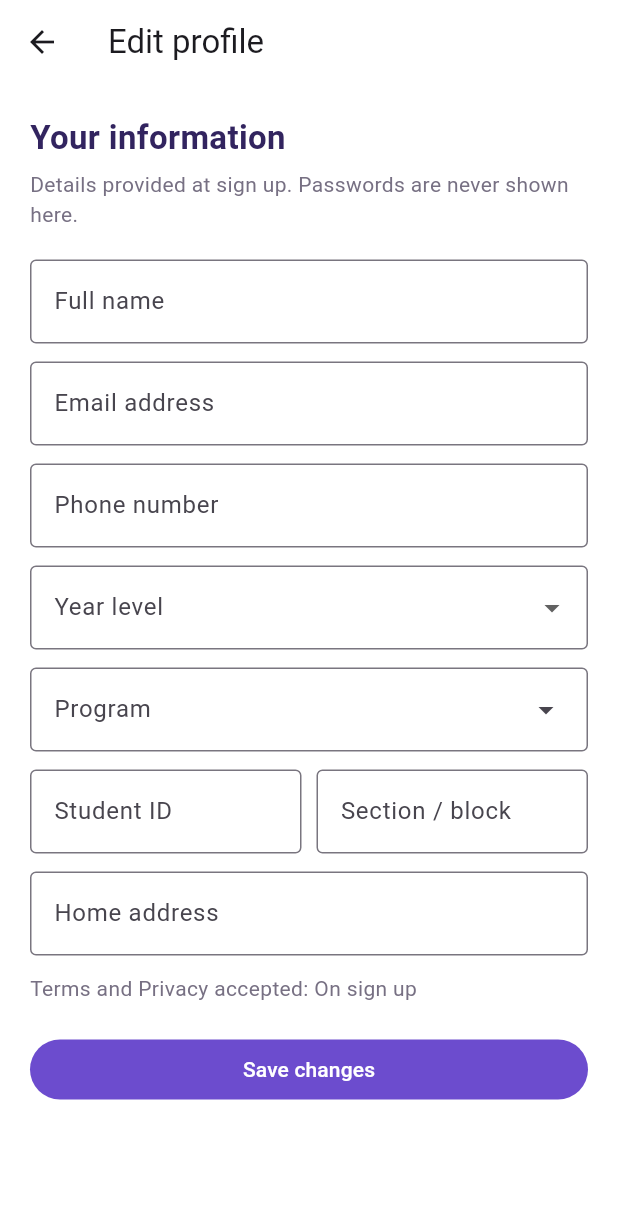
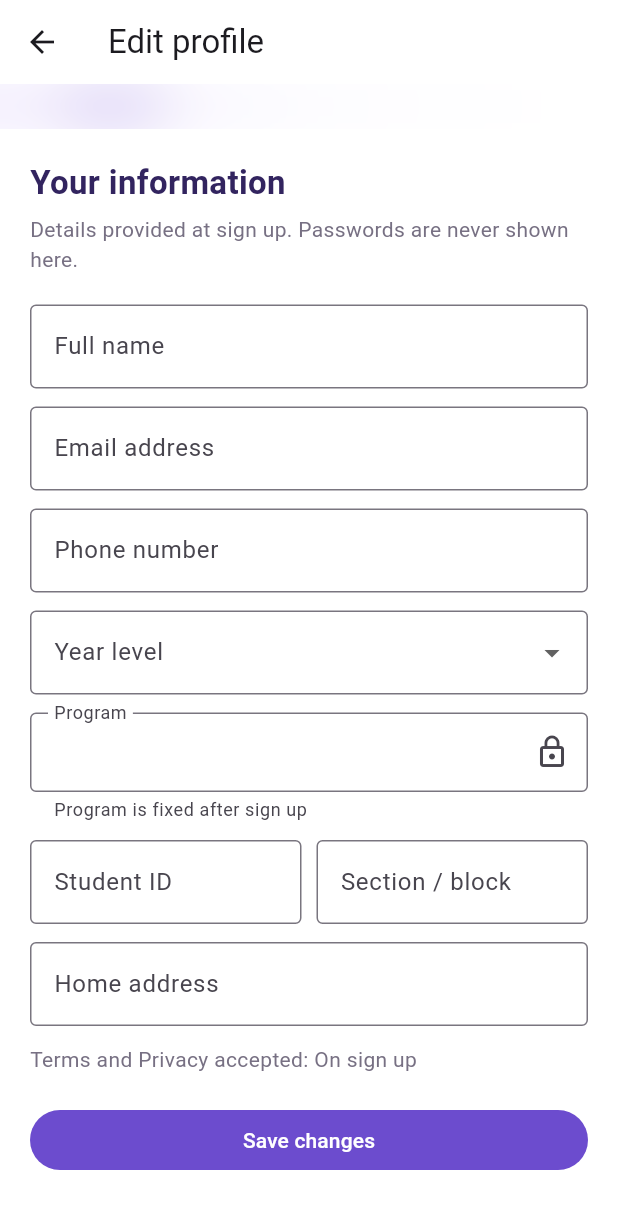
Before and after one commit to Jether34/ngiga-s, a Flutter app: the StudentProfileEditor screen opened directly with empty values, on a phone screen of 412 x 824 dp. Shown: the top 1209 px of the screen. Run offline on Flutter 3.47's test engine with Material 3 defaults, Android fonts, the phone set to English and light mode, and no system bars; our stand-ins replace image_picker, printing, shared_preferences; missing offline and left inert: mobile_scanner; accounts and stored records are empty; network calls fail.

Commit message:
Refine mobile UI and deploy isolated stockroom cloud API

```diff
--- /dev/null
+++ b/lib/header_haze.dart
@@ -0,0 +1,53 @@
+import 'dart:ui';
+
+import 'package:flutter/material.dart';
+
+class HeaderHaze extends StatelessWidget {
+  const HeaderHaze({super.key, this.height = 28});
+
+  final double height;
+
+  @override
+  Widget build(BuildContext context) => SizedBox(
+    height: height,
+    child: ClipRect(
+      child: Stack(
+        fit: StackFit.expand,
+        children: [
+          const DecoratedBox(
+            decoration: BoxDecoration(
+              gradient: LinearGradient(
+                colors: [Color(0xffd9c9fa), Color(0xfff7f5ff), Colors.white],
+                begin: Alignment.topLeft,
+                end: Alignment.bottomRight,
+              ),
+            ),
+          ),
+          Positioned(
+            left: 20,
+            top: -28,
+            child: Container(
+              width: 110,
+              height: 70,
+              decoration: const BoxDecoration(
+                color: Color(0x887b58d8),
+                shape: BoxShape.circle,
+              ),
+            ),
+          ),
+          BackdropFilter(
+            filter: ImageFilter.blur(sigmaX: 19, sigmaY: 19),
+            child: Container(color: Colors.white.withValues(alpha: .55)),
+          ),
+        ],
+      ),
+    ),
+  );
+}
+
+Widget pageWithHaze(Widget child) => Column(
+  children: [
+    const HeaderHaze(height: 30),
+    Expanded(child: child),
+  ],
+);
--- a/lib/student_profile_editor.dart
+++ b/lib/student_profile_editor.dart
@@ -3,6 +3,7 @@ import 'package:flutter/material.dart';
 import 'app_palette.dart';
 import 'main.dart' show api;
 import 'student_programs.dart';
+import 'header_haze.dart';
 
 class StudentProfileEditor extends StatefulWidget {
   const StudentProfileEditor({super.key, required this.onSaved});
@@ -19,9 +20,6 @@ class _StudentProfileEditorState extends State<StudentProfileEditor> {
     text: '${api.user['account_id'] ?? ''}',
   );
   late final phone = TextEditingController(text: '${api.user['phone'] ?? ''}');
-  late final program = TextEditingController(
-    text: '${api.user['program'] ?? ''}',
-  );
   String? year = '${api.user['year_level'] ?? ''}'.isEmpty
       ? null
       : '${api.user['year_level']}';
@@ -33,6 +31,10 @@ class _StudentProfileEditorState extends State<StudentProfileEditor> {
   );
   bool saving = false;
   String? error;
+  String get termsAcceptedDate {
+    final raw = '${api.user['terms_accepted_at'] ?? ''}';
+    return raw.length >= 10 ? raw.substring(0, 10) : 'On sign up';
+  }
 
   @override
   void dispose() {
@@ -41,7 +43,6 @@ class _StudentProfileEditorState extends State<StudentProfileEditor> {
       email,
       studentId,
       phone,
-      program,
       section,
       address,
     ]) {
@@ -52,8 +53,8 @@ class _StudentProfileEditorState extends State<StudentProfileEditor> {
 
   Future<void> save() async {
     if (saving) return;
-    if (year == null || !feuPrograms.contains(program.text.trim())) {
-      setState(() => error = 'Choose a year level and FEU Tech program.');
+    if (year == null) {
+      setState(() => error = 'Choose a year level.');
       return;
     }
     setState(() {
@@ -67,7 +68,6 @@ class _StudentProfileEditorState extends State<StudentProfileEditor> {
         'student_id': studentId.text.trim(),
         'phone': phone.text.trim(),
         'year_level': year,
-        'program': program.text.trim(),
         'section': section.text.trim(),
         'home_address': address.text.trim(),
       });
@@ -85,7 +85,8 @@ class _StudentProfileEditorState extends State<StudentProfileEditor> {
   @override
   Widget build(BuildContext context) => Scaffold(
     appBar: AppBar(title: const Text('Edit profile')),
-    body: ListView(
+    body: pageWithHaze(
+      ListView(
         padding: const EdgeInsets.all(20),
         children: [
           const Text(
@@ -142,16 +143,14 @@ class _StudentProfileEditorState extends State<StudentProfileEditor> {
             onChanged: (value) => setState(() => year = value),
           ),
           const SizedBox(height: 12),
-        DropdownMenu<String>(
-          controller: program,
-          enableFilter: true,
-          requestFocusOnTap: true,
-          expandedInsets: EdgeInsets.zero,
-          label: const Text('Program'),
-          dropdownMenuEntries: [
-            for (final value in feuPrograms)
-              DropdownMenuEntry(value: value, label: value),
-          ],
+          InputDecorator(
+            decoration: const InputDecoration(
+              labelText: 'Program',
+              border: OutlineInputBorder(),
+              suffixIcon: Icon(Icons.lock_outline),
+              helperText: 'Program is fixed after sign up',
+            ),
+            child: Text('${api.user['program'] ?? ''}'),
           ),
           const SizedBox(height: 12),
           Row(
@@ -187,7 +186,7 @@ class _StudentProfileEditorState extends State<StudentProfileEditor> {
           ),
           const SizedBox(height: 12),
           Text(
-          'Terms and Privacy accepted: ${api.user['terms_accepted_at'] ?? 'On sign up'}',
+            'Terms and Privacy accepted: $termsAcceptedDate',
             style: const TextStyle(color: AppPalette.muted),
           ),
           if (error != null)
@@ -202,5 +201,6 @@ class _StudentProfileEditorState extends State<StudentProfileEditor> {
           ),
         ],
       ),
+    ),
   );
 }
--- a/pubspec.yaml
+++ b/pubspec.yaml
@@ -16,7 +16,7 @@ publish_to: 'none' # Remove this line if you wish to publish to pub.dev
 # https://developer.apple.com/library/archive/documentation/General/Reference/InfoPlistKeyReference/Articles/CoreFoundationKeys.html
 # In Windows, build-name is used as the major, minor, and patch parts
 # of the product and file versions while build-number is used as the build suffix.
-version: 1.0.0+1
+version: 1.1.0+2
 
 environment:
   sdk: ^3.13.7
@@ -40,6 +40,7 @@ dependencies:
   uuid: ^4.5.1
   pdf: ^3.13.1
   printing: ^5.15.1
+  image_picker: ^1.2.4
 
 dev_dependencies:
   flutter_test:
```
Also changed, not shown: lib/auth_screen.dart (+8 -0 lines), lib/main.dart (+187 -92 lines), lib/notification_page.dart (+12 -3 lines), lib/session_store.dart (added, +24 -0 lines), pubspec.lock, 10 other files. Lines whose indentation alone changed are shown as unchanged.
